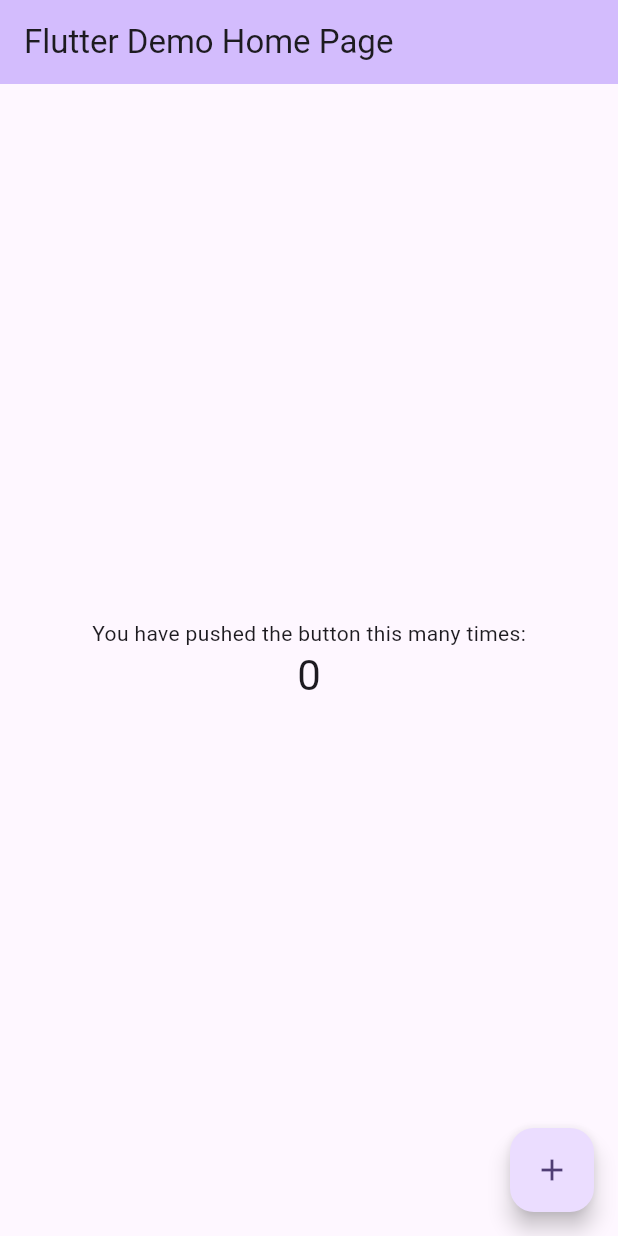
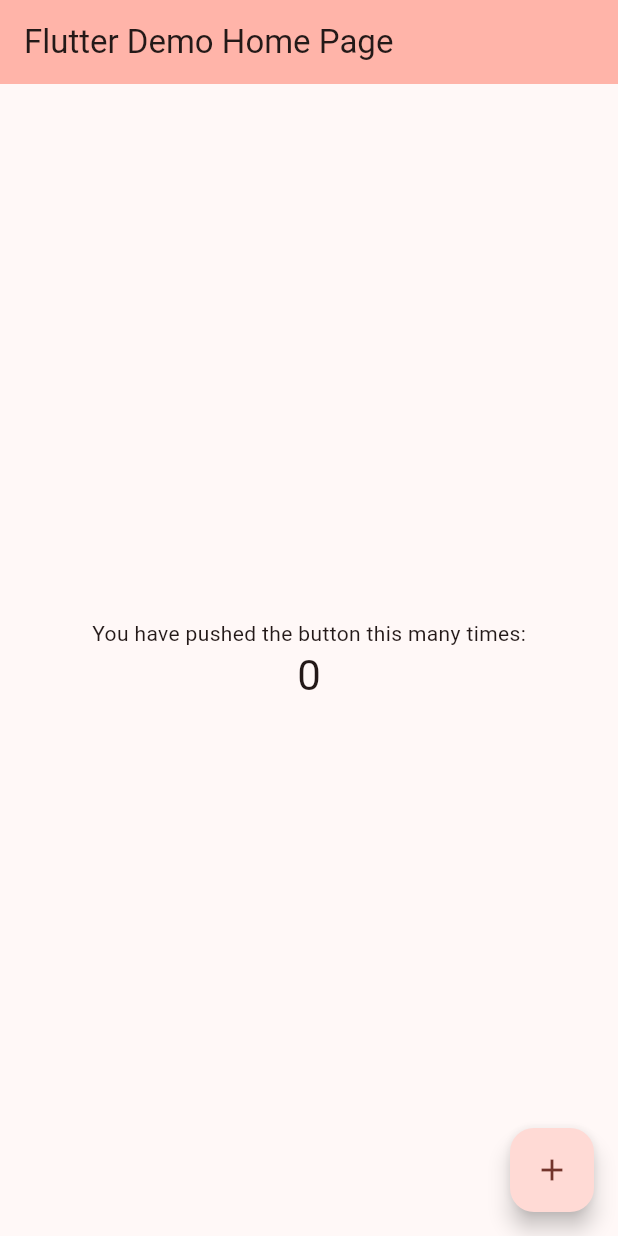
Before and after one commit to nasnasrazi/testApp2, a Flutter app: the screen it shows after launch, on a phone screen of 412 x 824 dp. Run offline on Flutter 3.47's test engine with Material 3 defaults, Android fonts, the phone set to English and light mode, and no system bars.

Commit message:
Rote Appbar

```diff
--- a/lib/main.dart
+++ b/lib/main.dart
@@ -28,7 +28,8 @@ class MyApp extends StatelessWidget {
         //
         // This works for code too, not just values: Most code changes can be
         // tested with just a hot reload.
-        colorScheme: ColorScheme.fromSeed(seedColor: Colors.deepPurple),
+        colorScheme:
+            ColorScheme.fromSeed(seedColor: Color.fromARGB(255, 211, 12, 12)),
         useMaterial3: true,
       ),
       home: const MyHomePage(title: 'Flutter Demo Home Page'),
```
